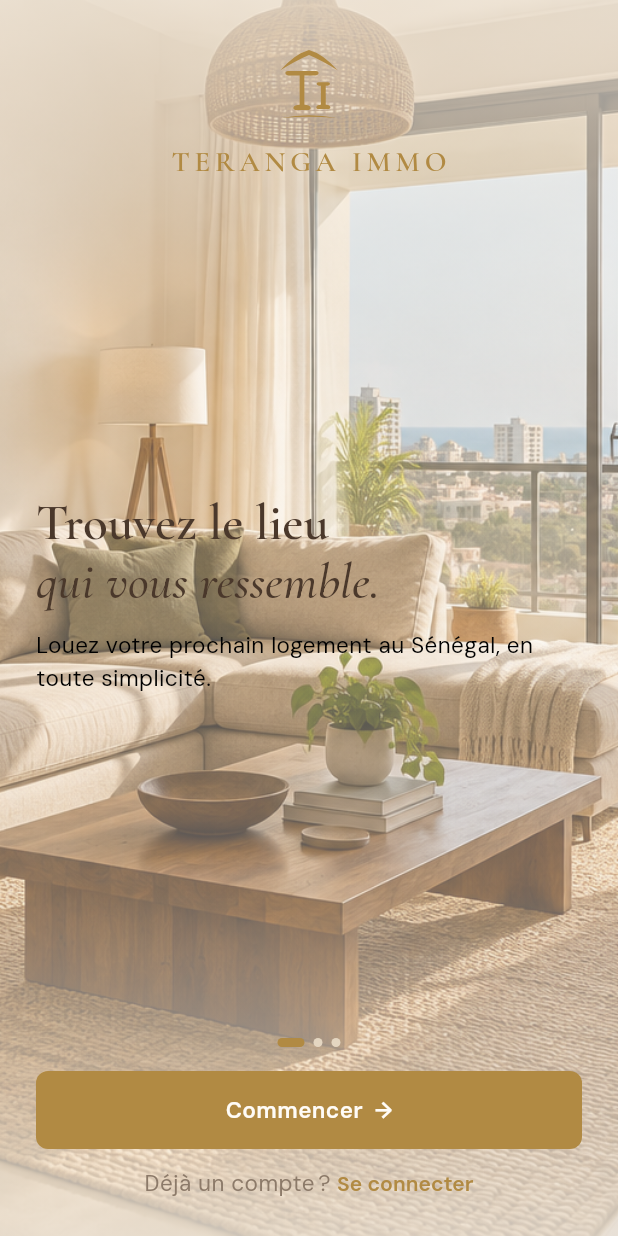
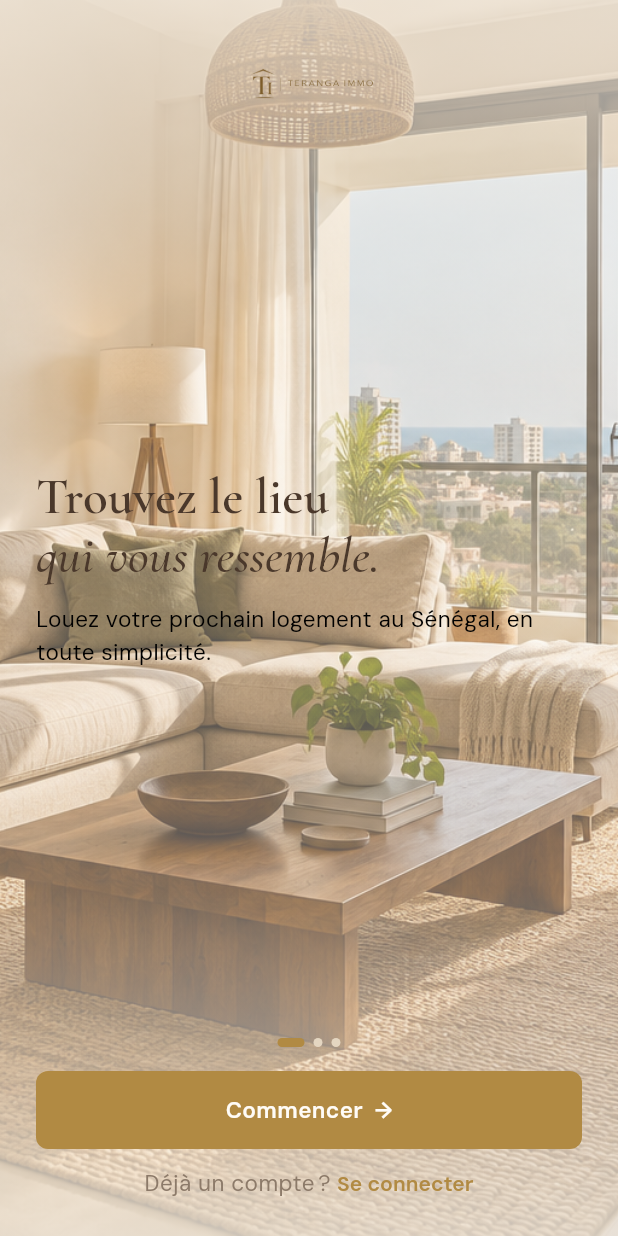
Before and after one commit to binetoukhoumatiossanacademy-code/teranga-immo, a Flutter app: the screen it shows after launch, on a phone screen of 412 x 824 dp. Run offline on Flutter 3.47's test engine with Material 3 defaults, Android fonts, the phone set to English and light mode, and no system bars; our stand-ins replace flutter_lucide, flutter_svg, supabase_flutter; accounts and stored records are empty.

Commit message:
feat(flutter): rendre transparent le fond du logo et l'etendre a la variante stacked
Le fichier officiel du logo avait un fond ivoire opaque qui creait un
rectangle visible sur toute surface differente (photos notamment).
Le fond est retire (seuil de distance couleur, PNG avec alpha) pour
que le logo se fonde partout sans bordure. La variante stacked
(ecran de demarrage, orientation) utilise desormais aussi ce fichier
au lieu de la recomposition vectorielle, pour une fidelite exacte.

Co-Authored-By: Claude Sonnet 5 <noreply@anthropic.com>

```diff
--- a/lib/design_system/teranga_logo.dart
+++ b/lib/design_system/teranga_logo.dart
@@ -57,7 +57,7 @@ class TerangaLogo extends StatelessWidget {
   final double? markSize;
 
   static const String _asset = 'assets/brand/teranga_mark.svg';
-  static const String _horizontalAsset = 'assets/brand/teranga_logo_horizontal.webp';
+  static const String _horizontalAsset = 'assets/brand/teranga_logo_horizontal.png';
 
   @override
   Widget build(BuildContext context) {
@@ -72,16 +72,16 @@ class TerangaLogo extends StatelessWidget {
     // dès que la teinte demandée est la teinte d'origine — fidélité pixel
     // par pixel au logo fourni, sans recomposition.
     final isDefaultTint = color == TerangaColors.gold && textColor == null;
-    if (isDefaultTint &&
-        (variant == TerangaLogoVariant.horizontal || variant == TerangaLogoVariant.compact)) {
+    if (isDefaultTint && variant != TerangaLogoVariant.markOnly) {
+      final imageHeight = markSize ?? switch (variant) {
+        TerangaLogoVariant.compact => 34.0,
+        TerangaLogoVariant.stacked => 50.0,
+        _ => 44.0,
+      };
       return Semantics(
         label: 'Teranga Immo',
         excludeSemantics: true,
-        child: Image.asset(
-          _horizontalAsset,
-          height: markSize ?? (variant == TerangaLogoVariant.compact ? 34 : 44),
-          fit: BoxFit.contain,
-        ),
+        child: Image.asset(_horizontalAsset, height: imageHeight, fit: BoxFit.contain),
       );
     }
     final mark = SvgPicture.asset(
--- a/pubspec.yaml
+++ b/pubspec.yaml
@@ -29,7 +29,7 @@ flutter:
   uses-material-design: true
   assets:
     - assets/brand/logo_original.png
-    - assets/brand/teranga_logo_horizontal.webp
+    - assets/brand/teranga_logo_horizontal.png
     - assets/brand/teranga_mark.svg
     - assets/brand/web_icons/
     - assets/homes/
```
Also changed, not shown: assets/brand/teranga_logo_horizontal.png (added), assets/brand/teranga_logo_horizontal.webp (deleted).
